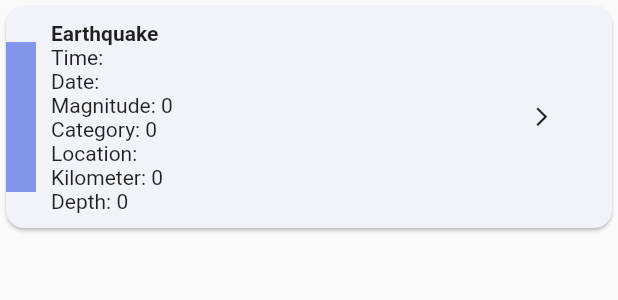
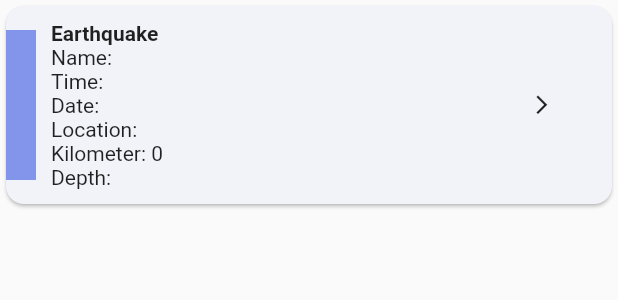
Before and after one commit to SPREP/tms-mobile, a Flutter app: the EventWidget widget shown alone on an empty page, opened directly with empty values, on a phone screen of 412 x 824 dp. Shown: the top 300 px of the screen. Run offline on Flutter 3.47's test engine with Material 2 defaults, Android fonts, the phone set to English and light mode, and no system bars; our stand-ins replace flutter_map, google_fonts, image_picker, latlong2, shared_preferences and 3 more; missing offline and left inert: dart:ffi, humanitarian_icons, simple_ripple_animation; accounts and stored records are empty; generated files the repository leaves out were written again; network calls fail.

Commit message:
MAC-48: Code update on Event page.

```diff
--- a/lib/models/event_model.dart
+++ b/lib/models/event_model.dart
@@ -1,5 +1,5 @@
 import 'dart:ffi';
-
+import 'package:collection/collection.dart';
 import 'package:flutter/material.dart';
 
 enum EventType {
@@ -11,6 +11,12 @@ enum EventType {
   flood,
   fire,
   bushfile
+}
+
+extension EventTypeExtension on EventType {
+  static EventType? fromName(String? name) {
+    return EventType.values.firstWhereOrNull((e) => e.name == name);
+  }
 }
 
 const eventTypeLabel = {
@@ -25,23 +31,23 @@ const eventTypeLabel = {
 };
 
 class EventModel {
-  final int level;
   Widget? body;
-  final EventType type;
+  EventType? type;
   String? time;
   String? date;
   num? category;
   num? km;
-  num? depth;
+  String? depth;
   Bool? tsunami;
-  num? magnitude;
+  double? magnitude;
   String? location;
   Bool? evacuate;
   double lat;
   double lon;
+  num? id;
+  String? name;
 
   EventModel({
-    required this.level,
     this.body,
     required this.type,
     this.time,
@@ -55,26 +61,25 @@ class EventModel {
     this.evacuate,
     this.lat = 0,
     this.lon = 0,
+    this.id,
+    this.name,
   });
 
   Icon getIcon() {
-    switch (level) {
-      case 1:
-        return const Icon(Icons.info);
-      case 2:
-      case 3:
-        return const Icon(Icons.warning);
-    }
-    return const Icon(Icons.abc);
+    return const Icon(Icons.info);
   }
 
   Color getColor() {
-    switch (level) {
-      case 1:
+    switch (type) {
+      case EventType.earthquake:
+      case EventType.volcano:
         return const Color.fromARGB(255, 131, 149, 234);
-      case 2:
+      case EventType.cyclone:
+      case EventType.fire:
+      case EventType.bushfile:
         return const Color.fromARGB(255, 216, 193, 113);
-      case 3:
+      case EventType.tsunami:
+      case EventType.tornado:
         return const Color.fromARGB(255, 255, 126, 126);
     }
     return const Color.fromARGB(255, 131, 149, 234);
--- a/lib/widgets/event_widget.dart
+++ b/lib/widgets/event_widget.dart
@@ -34,13 +34,15 @@ class EventWidget extends StatelessWidget {
                         eventTypeLabel[event.type].toString(),
                         style: const TextStyle(fontWeight: FontWeight.bold),
                       ),
+                      if (event.name != null)
+                        Text("Name: ${event.name.toString()}"),
                       if (event.time != null)
                         Text("Time: ${event.time.toString()}"),
                       if (event.date != null)
                         Text("Date: ${event.date.toString()}"),
-                      if (event.magnitude != null)
+                      if (event.magnitude != null && event.magnitude != 0.0)
                         Text("Magnitude: ${event.magnitude.toString()}"),
-                      if (event.category != null)
+                      if (event.category != null && event.category != 0)
                         Text("Category: ${event.category.toString()}"),
                       if (event.location != null)
                         Text("Location: ${event.location.toString()}"),
@@ -50,6 +52,10 @@ class EventWidget extends StatelessWidget {
                         Text("Kilometer: ${event.km.toString()}"),
                       if (event.depth != null)
                         Text("Depth: ${event.depth.toString()}"),
+                      if (event.lon != null && event.lon != 0.0)
+                        Text("Longitude: ${event.lon.toString()}"),
+                      if (event.lat != null && event.lat != 0.0)
+                        Text("Latitude: ${event.lat.toString()}"),
                     ],
                   ),
                 ),
```
Also changed, not shown: lib/screens/event_screen.dart (+80 -72 lines).
